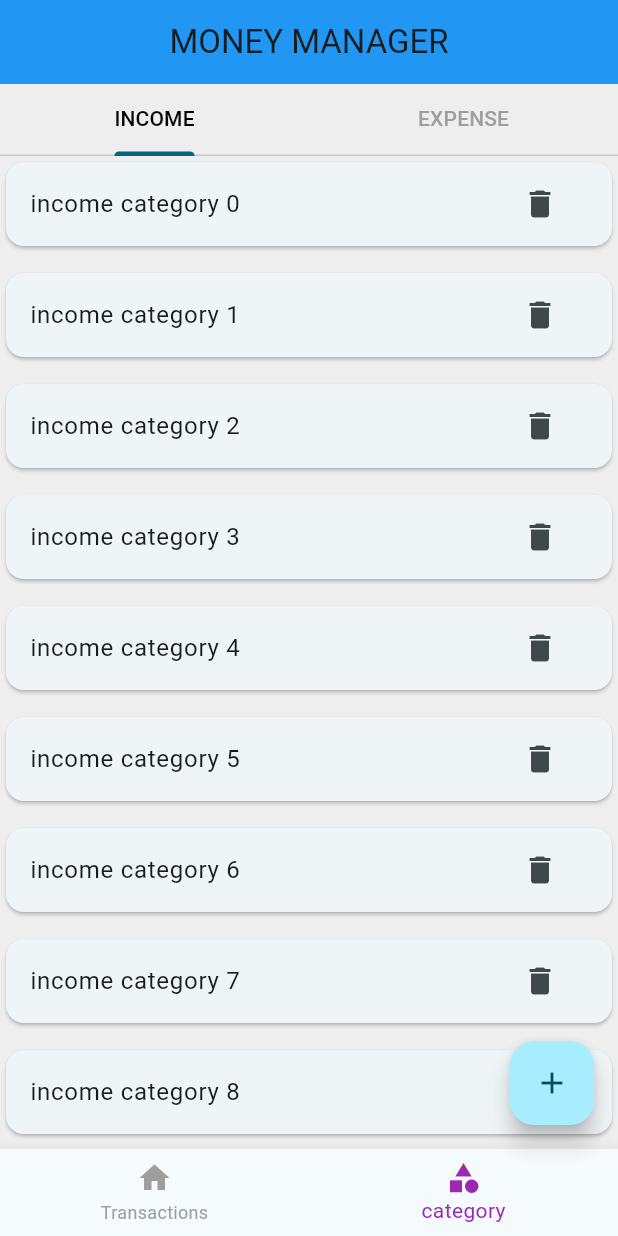
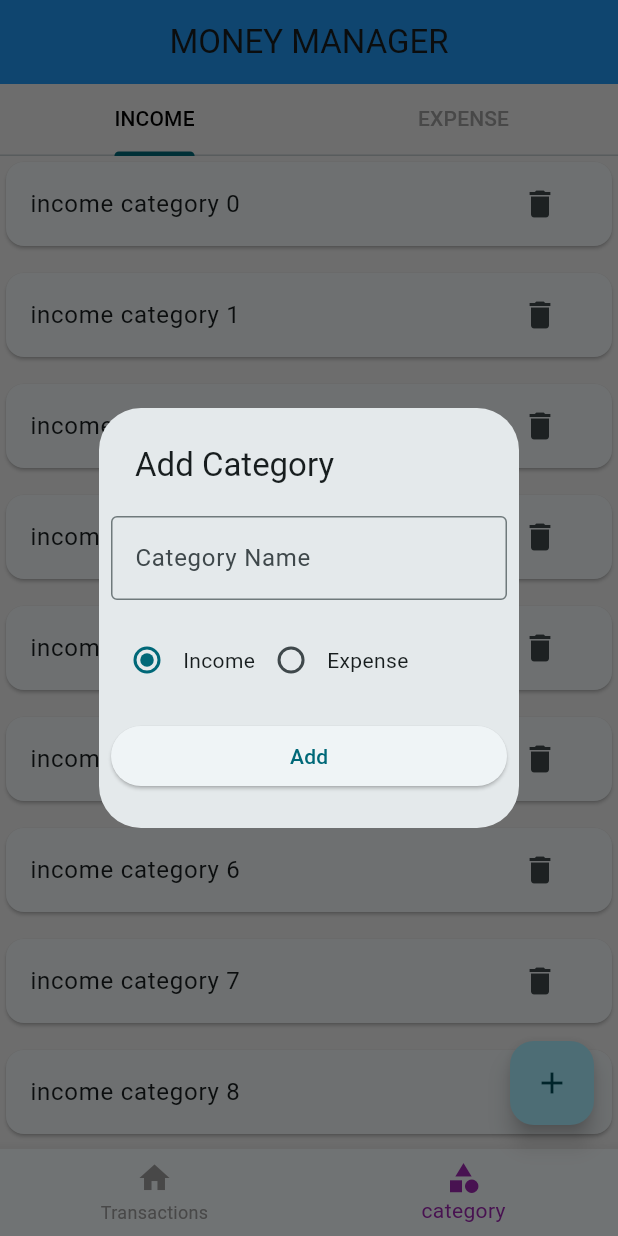
Before and after one commit to sanjaydevscripts/MONEY_MANAGEMENT, a Flutter app: the screen it shows after launch, item 2 of the bottom bar chosen, after a tap on the "add" icon, on a phone screen of 412 x 824 dp. Run offline on Flutter 3.47's test engine with Material 3 defaults, Android fonts, the phone set to English and light mode, and no system bars; our stand-ins replace hive_flutter; accounts and stored records are empty.

Commit message:
pop and radio button created

```diff
--- /dev/null
+++ b/lib/db/category/category_db.dart
@@ -0,0 +1,25 @@
+import 'package:money_manager_flutter/models/category/category_mode.dart';
+import 'package:hive_flutter/adapters.dart';
+
+const CATEGORY_DB_NAME = 'category-database';
+
+abstract class CategoryDbFunctions{
+  Future<List<CategoryModel>>getCategories();
+  Future<void>insertCategory(CategoryModel value);
+}
+class CategoryDB implements CategoryDbFunctions {
+
+
+
+   @override
+  Future<void> insertCategory(CategoryModel value) async{
+    final _categoryDB = await Hive.openBox<CategoryModel>(CATEGORY_DB_NAME);
+    await _categoryDB.add(value);
+  }
+
+  @override
+  Future<List<CategoryModel>> getCategories() async{
+    final _categoryDB = await Hive.openBox<CategoryModel>(CATEGORY_DB_NAME);
+    return _categoryDB.values.toList();
+  }
+}
--- a/lib/main.dart
+++ b/lib/main.dart
@@ -1,7 +1,19 @@
 import 'package:flutter/material.dart';
+import 'package:hive_flutter/adapters.dart';
+import 'package:money_manager_flutter/models/category/category_mode.dart';
 import 'package:money_manager_flutter/screens/home/screen_home.dart';
 
-void main() {
+Future<void> main() async {
+  WidgetsFlutterBinding.ensureInitialized();
+  await Hive.initFlutter();
+
+  if (!Hive.isAdapterRegistered(CategoryTypeAdapter().typeId)) {
+    Hive.registerAdapter(CategoryTypeAdapter());
+  }
+
+  if (!Hive.isAdapterRegistered(CategoryModelAdapter().typeId)) {
+    Hive.registerAdapter(CategoryModelAdapter());
+  }
   runApp(const MyApp());
 }
 
--- /dev/null
+++ b/lib/models/category/category_mode.dart
@@ -0,0 +1,33 @@
+
+import 'package:hive_flutter/adapters.dart';
+part 'category_mode.g.dart';
+
+
+@HiveType(typeId: 2)
+enum CategoryType{
+  @HiveField(0)
+  income,
+  @HiveField(1)
+  expense,
+}
+
+@HiveType(typeId: 1)
+class CategoryModel{
+  @HiveField(0)
+  final String id;
+  @HiveField(1)
+  final String name;
+  @HiveField(2)
+  final bool isDeleted;
+  @HiveField(3)
+  final CategoryType type;
+
+  CategoryModel({required this.id,required this.name,required this.type,this.isDeleted = false,});
+
+
+@override
+String toString(){
+  return '{$name  $type}';
+}
+
+}
--- /dev/null
+++ b/lib/screens/category/category_add_popup.dart
@@ -0,0 +1,44 @@
+import 'package:flutter/material.dart';
+import 'package:money_manager_flutter/models/category/category_mode.dart';
+import 'package:money_manager_flutter/screens/home/screen_home.dart';
+
+
+ValueNotifier<CategoryType>selectedCategoryNotifier = ValueNotifier(CategoryType.income);
+
+Future<void>showCategoryAddPopup(BuildContext context)async{
+ showDialog(
+   context: context,
+   builder: (ctx){
+     return SimpleDialog (
+      title:const Text('Add Category'),
+      children: [
+        Padding (
+          padding: const EdgeInsets.all(8.0),
+          child: TextFormField(
+            decoration:const InputDecoration(
+              border: OutlineInputBorder(),
+              hintText: 'Category Name',
+            ),
+          ),
+        ),
+        const  Padding  (
+          padding:  EdgeInsets.all(8.0),
+          child:  Row(children: [
+              RadioButton(type: CategoryType.income, title: 'Income'),
+              RadioButton(type: CategoryType.expense, title: 'Expense')
+          ],)
+          ),
+
+
+        Padding(
+          padding: const EdgeInsets.all(8.0),
+          child:ElevatedButton(
+            onPressed: (){},
+             child:const Text('Add'))
+        ),
+
+      ],
+     );
+   });
+
+}
--- a/lib/screens/category/screen_category.dart
+++ b/lib/screens/category/screen_category.dart
@@ -1,4 +1,5 @@
 import 'package:flutter/material.dart';
+import 'package:money_manager_flutter/db/category/category_db.dart';
 import 'package:money_manager_flutter/screens/category/expense_category_lis.dart';
 import 'package:money_manager_flutter/screens/category/income_category_list.dart';
 
@@ -16,6 +17,10 @@ late TabController _tabController;
   @override
   void initState() {
    _tabController = TabController(length: 2, vsync:this);
+   CategoryDB().getCategories().then((value){
+      print('categories get');
+      print(value.toString());
+   });
     super.initState();
   }
 
--- a/lib/screens/home/screen_home.dart
+++ b/lib/screens/home/screen_home.dart
@@ -1,4 +1,8 @@
 import 'package:flutter/material.dart';
+import 'package:money_manager_flutter/models/category/category_mode.dart';
+//import 'package:money_manager_flutter/db/category/category_db.dart';
+//import 'package:money_manager_flutter/models/category/category_mode.dart';
+import 'package:money_manager_flutter/screens/category/category_add_popup.dart';
 import 'package:money_manager_flutter/screens/category/screen_category.dart';
 import 'package:money_manager_flutter/screens/home/widgets/bottom_navigation.dart';
 import 'package:money_manager_flutter/screens/transactions/screen_transaction.dart';
@@ -18,8 +22,8 @@ class ScreenHome extends StatelessWidget {
     return  SafeArea(
       child: Scaffold(
         backgroundColor: Colors.grey[200],
-        appBar: AppBar(title: Text('MONEY MANAGER'),centerTitle: true,backgroundColor: Colors.blue,),
-        bottomNavigationBar: MoneyManagerBottomNavigation(),
+        appBar: AppBar(title:const Text('MONEY MANAGER'),centerTitle: true,backgroundColor: Colors.blue,),
+        bottomNavigationBar:const MoneyManagerBottomNavigation(),
         body: SafeArea(
           child:ValueListenableBuilder(valueListenable:selectedIndexNotifier , builder: (BuildContext context,int updatedIndex, _){
             return _pages[updatedIndex];
@@ -31,12 +35,58 @@ class ScreenHome extends StatelessWidget {
             if (selectedIndexNotifier.value ==0) {
               print('add transaction');
             }
-            else
+            else{
             print('add category');
+
+            showCategoryAddPopup(context);
+            // final _sample = CategoryModel(
+            //   id: DateTime.now().millisecondsSinceEpoch.toString(),
+            //   name: 'Travel',
+            //   type: CategoryType.expense,);
+            // CategoryDB().insertCategory(_sample);
+            }
            },
-           child: Icon(Icons.add),
+           child:const Icon(Icons.add),
            ) ,
       ),
     );
   }
 }
+
+
+class RadioButton extends StatelessWidget {
+  final String title;
+  final CategoryType type;
+
+  const RadioButton({super.key,
+  required this.type, required this.title,
+  });
+
+
+
+  @override
+  Widget build(BuildContext context) {
+    return Row(
+      children: [
+      ValueListenableBuilder(
+        valueListenable: selectedCategoryNotifier,
+         builder: (BuildContext ctx, CategoryType newCategory, Widget? _){
+          return   Radio<CategoryType>(
+          value: type,
+          groupValue:newCategory ,
+          onChanged: (value){
+            if(value==null)
+            {
+              return;
+            }
+            selectedCategoryNotifier.value = value;
+            selectedCategoryNotifier.notifyListeners;
+          },
+          );
+         },
+         ),
+        Text(title),
+      ],
+    );
+  }
+}
```
Also changed, not shown: lib/models/category/category_mode.g.dart (added).
